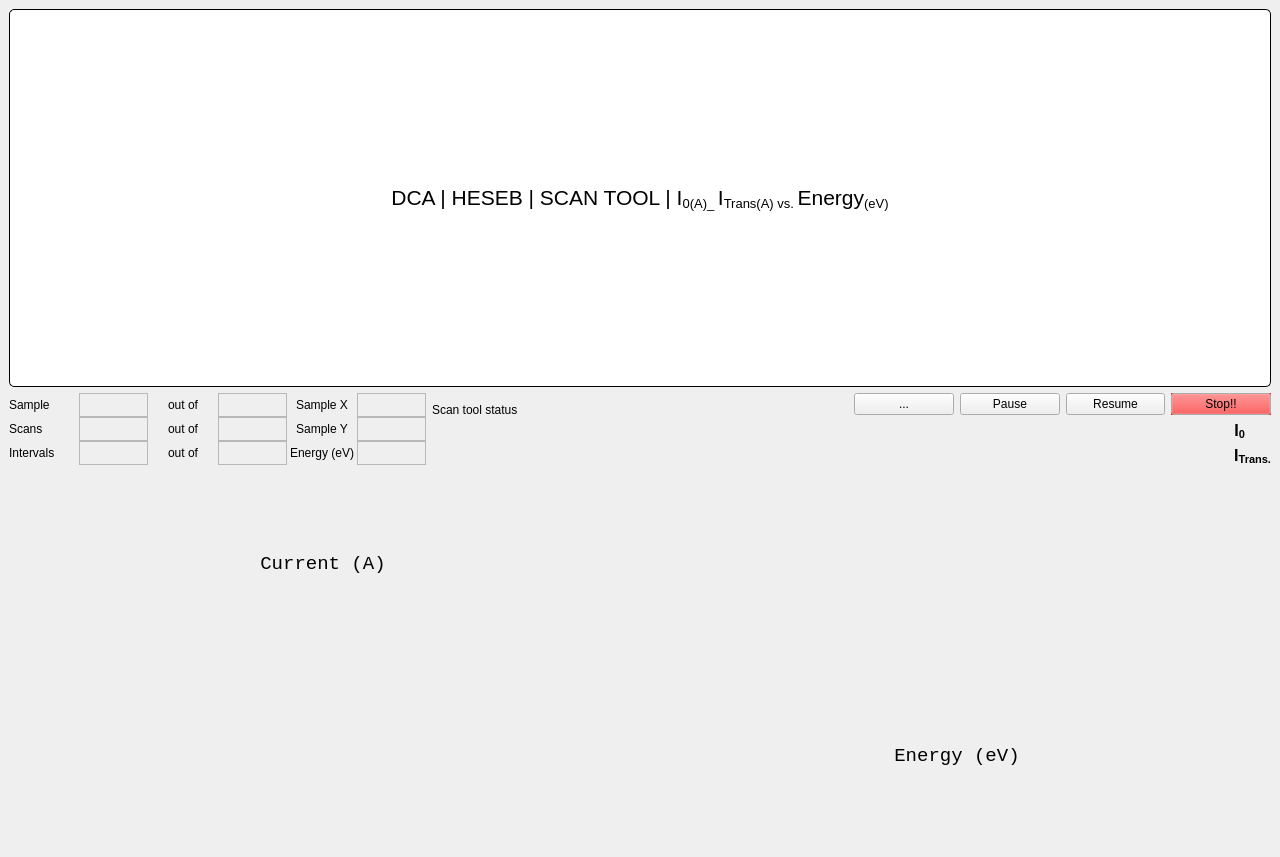
First picture: the form in ui/HESEB_ScanTool/heseb_scantool.ui, repository SESAME-Synchrotron/HESEBScanTool, before the edit.
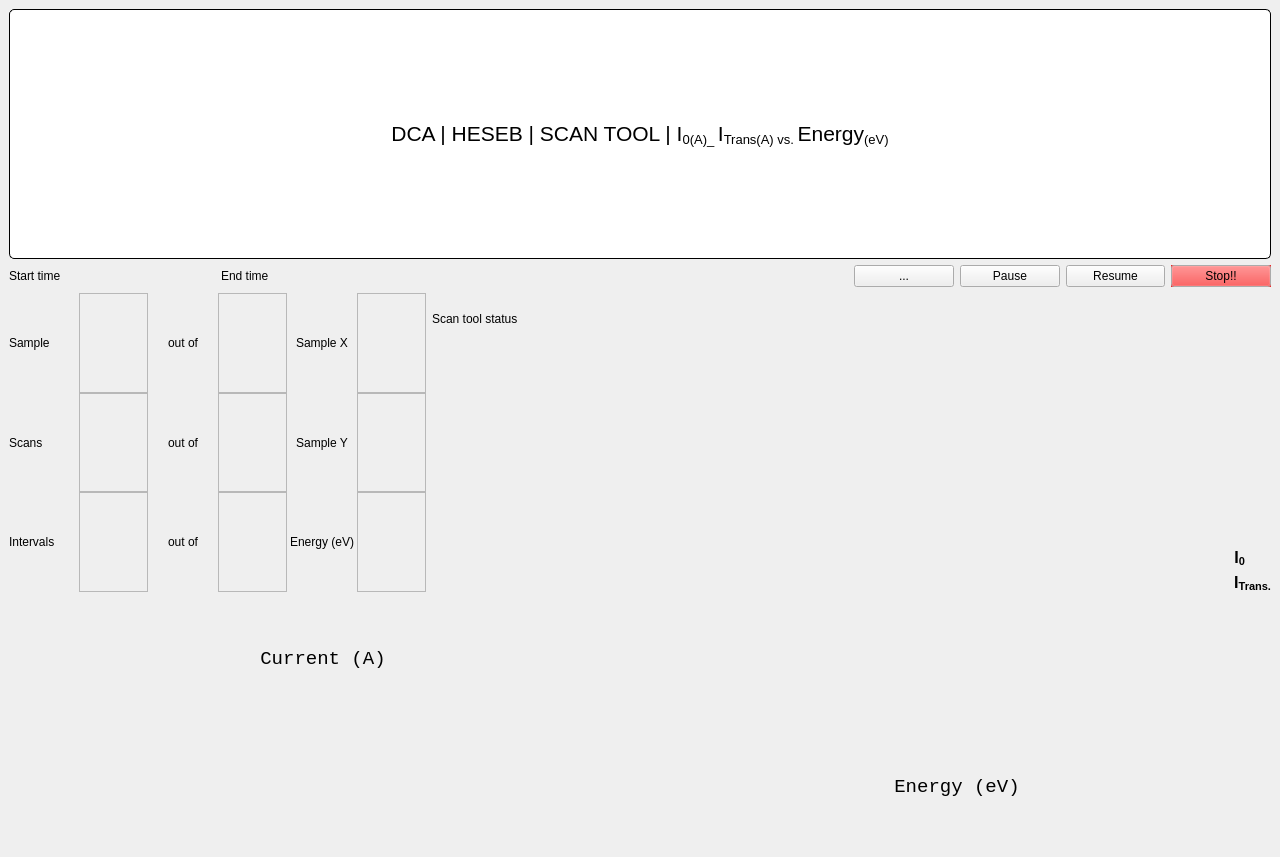
Second picture: the form after the edit. Custom widgets are drawn as their Qt base class.

Diff of the .ui file:
```diff
--- a/ui/HESEB_ScanTool/heseb_scantool.ui
+++ b/ui/HESEB_ScanTool/heseb_scantool.ui
@@ -15,25 +15,145 @@
   </property>
   <widget class="QWidget" name="centralwidget">
    <layout class="QGridLayout" name="gridLayout_8">
-    <item row="1" column="1" rowspan="2">
-     <layout class="QGridLayout" name="gridLayout_3">
-      <item row="2" column="0">
-       <widget class="QELabel" name="qelabel_10">
-        <property name="variable" stdset="0">
-         <string/>
-        </property>
-       </widget>
-      </item>
+    <item row="4" column="0" colspan="3">
+     <layout class="QGridLayout" name="gridLayout_4">
       <item row="0" column="0">
-       <widget class="QLabel" name="label_7">
+       <widget class="QLabel" name="label_14">
+        <property name="font">
+         <font>
+          <family>Monospace</family>
+          <pointsize>14</pointsize>
+          <italic>false</italic>
+          <underline>false</underline>
+          <strikeout>false</strikeout>
+          <stylestrategy>PreferDefault</stylestrategy>
+          <kerning>true</kerning>
+         </font>
+        </property>
+        <property name="layoutDirection">
+         <enum>Qt::LeftToRight</enum>
+        </property>
+        <property name="styleSheet">
+         <string notr="true">.label_14{
+transform: rotate(-90deg);
+}</string>
+        </property>
         <property name="text">
-         <string>Scan tool status </string>
+         <string>Current (A)</string>
+        </property>
+        <property name="alignment">
+         <set>Qt::AlignCenter</set>
+        </property>
+        <property name="wordWrap">
+         <bool>false</bool>
+        </property>
+       </widget>
+      </item>
+      <item row="0" column="1">
+       <widget class="QEPlotter" name="qeplotter">
+        <property name="cursor">
+         <cursorShape>CrossCursor</cursorShape>
+        </property>
+        <property name="toolBarIsVisible" stdset="0">
+         <bool>false</bool>
+        </property>
+        <property name="pvItemsIsVisible" stdset="0">
+         <bool>false</bool>
+        </property>
+        <property name="statusIsVisible" stdset="0">
+         <bool>false</bool>
+        </property>
+        <property name="DataVariableX" stdset="0">
+         <string>PLOT:Energy</string>
+        </property>
+        <property name="DataVariableA" stdset="0">
+         <string>PLOT:I0</string>
+        </property>
+        <property name="DataVariableB" stdset="0">
+         <string>PLOT:It</string>
+        </property>
+        <property name="DataVariableC" stdset="0">
+         <string/>
+        </property>
+        <property name="SizeVariableX" stdset="0">
+         <string>PLOT:Energy.NORD</string>
+        </property>
+        <property name="SizeVariableA" stdset="0">
+         <string>PLOT:I0.NORD</string>
+        </property>
+        <property name="SizeVariableB" stdset="0">
+         <string>PLOT:It.NORD</string>
+        </property>
+        <property name="SizeVariableC" stdset="0">
+         <string/>
+        </property>
+        <property name="AliasNameX" stdset="0">
+         <string/>
+        </property>
+        <property name="AliasNameA" stdset="0">
+         <string/>
+        </property>
+        <property name="ColourA">
+         <color>
+          <red>23</red>
+          <green>69</green>
+          <blue>243</blue>
+         </color>
+        </property>
+        <property name="ColourB">
+         <color>
+          <red>255</red>
+          <green>0</green>
+          <blue>0</blue>
+         </color>
+        </property>
+        <property name="aliasNames" stdset="0">
+         <stringlist>
+          <string></string>
+          <string></string>
+          <string></string>
+          <string></string>
+          <string></string>
+          <string></string>
+          <string></string>
+          <string></string>
+          <string></string>
+          <string></string>
+          <string></string>
+          <string></string>
+          <string></string>
+          <string></string>
+          <string></string>
+          <string></string>
+          <string></string>
+         </stringlist>
+        </property>
+       </widget>
+      </item>
+      <item row="1" column="1">
+       <widget class="QLabel" name="label_13">
+        <property name="font">
+         <font>
+          <family>Monospace</family>
+          <pointsize>14</pointsize>
+          <italic>false</italic>
+          <underline>false</underline>
+          <strikeout>false</strikeout>
+          <stylestrategy>PreferDefault</stylestrategy>
+          <kerning>true</kerning>
+         </font>
+        </property>
+        <property name="text">
+         <string>Energy (eV)</string>
+        </property>
+        <property name="alignment">
+         <set>Qt::AlignCenter</set>
         </property>
        </widget>
       </item>
      </layout>
     </item>
-    <item row="1" column="0" rowspan="2">
+    <item row="2" column="0" rowspan="2">
      <layout class="QGridLayout" name="gridLayout">
       <property name="spacing">
        <number>0</number>
@@ -251,6 +371,162 @@
       </item>
      </layout>
     </item>
+    <item row="3" column="2">
+     <layout class="QGridLayout" name="gridLayout_7">
+      <item row="0" column="0" rowspan="2">
+       <spacer name="horizontalSpacer">
+        <property name="orientation">
+         <enum>Qt::Horizontal</enum>
+        </property>
+        <property name="sizeType">
+         <enum>QSizePolicy::Maximum</enum>
+        </property>
+        <property name="sizeHint" stdset="0">
+         <size>
+          <width>340</width>
+          <height>20</height>
+         </size>
+        </property>
+       </spacer>
+      </item>
+      <item row="1" column="2">
+       <widget class="QLabel" name="label_16">
+        <property name="sizePolicy">
+         <sizepolicy hsizetype="Maximum" vsizetype="Maximum">
+          <horstretch>0</horstretch>
+          <verstretch>0</verstretch>
+         </sizepolicy>
+        </property>
+        <property name="font">
+         <font>
+          <pointsize>12</pointsize>
+          <weight>75</weight>
+          <bold>true</bold>
+         </font>
+        </property>
+        <property name="text">
+         <string>&lt;html&gt;&lt;head/&gt;&lt;body&gt;&lt;p&gt;I&lt;span style=&quot; vertical-align:sub;&quot;&gt;Trans.&lt;/span&gt;&lt;/p&gt;&lt;/body&gt;&lt;/html&gt;</string>
+        </property>
+        <property name="alignment">
+         <set>Qt::AlignRight|Qt::AlignTrailing|Qt::AlignVCenter</set>
+        </property>
+       </widget>
+      </item>
+      <item row="0" column="2">
+       <widget class="QLabel" name="label_15">
+        <property name="sizePolicy">
+         <sizepolicy hsizetype="Maximum" vsizetype="Maximum">
+          <horstretch>0</horstretch>
+          <verstretch>0</verstretch>
+         </sizepolicy>
+        </property>
+        <property name="font">
+         <font>
+          <pointsize>12</pointsize>
+          <weight>75</weight>
+          <bold>true</bold>
+         </font>
+        </property>
+        <property name="text">
+         <string>&lt;html&gt;&lt;head/&gt;&lt;body&gt;&lt;p&gt;I&lt;span style=&quot; vertical-align:sub;&quot;&gt;0&lt;/span&gt;&lt;/p&gt;&lt;/body&gt;&lt;/html&gt;</string>
+        </property>
+        <property name="alignment">
+         <set>Qt::AlignRight|Qt::AlignTrailing|Qt::AlignVCenter</set>
+        </property>
+       </widget>
+      </item>
+      <item row="0" column="1">
+       <widget class="QSimpleShape" name="qsimpleshape_2">
+        <property name="sizePolicy">
+         <sizepolicy hsizetype="Preferred" vsizetype="Preferred">
+          <horstretch>0</horstretch>
+          <verstretch>0</verstretch>
+         </sizepolicy>
+        </property>
+        <property name="shape">
+         <enum>QSimpleShape::roundRectangle</enum>
+        </property>
+        <property name="colour0" stdset="0">
+         <color>
+          <red>23</red>
+          <green>69</green>
+          <blue>243</blue>
+         </color>
+        </property>
+       </widget>
+      </item>
+      <item row="1" column="1">
+       <widget class="QSimpleShape" name="qsimpleshape_8">
+        <property name="sizePolicy">
+         <sizepolicy hsizetype="Preferred" vsizetype="Preferred">
+          <horstretch>0</horstretch>
+          <verstretch>0</verstretch>
+         </sizepolicy>
+        </property>
+        <property name="shape">
+         <enum>QSimpleShape::roundRectangle</enum>
+        </property>
+        <property name="colour0" stdset="0">
+         <color>
+          <red>255</red>
+          <green>0</green>
+          <blue>0</blue>
+         </color>
+        </property>
+       </widget>
+      </item>
+     </layout>
+    </item>
+    <item row="1" column="0">
+     <layout class="QGridLayout" name="gridLayout_9">
+      <item row="0" column="2">
+       <widget class="QLabel" name="label_12">
+        <property name="text">
+         <string>End time</string>
+        </property>
+       </widget>
+      </item>
+      <item row="0" column="1">
+       <widget class="QELabel" name="qelabel_11">
+        <property name="variable" stdset="0">
+         <string>USERINFO:StartTime</string>
+        </property>
+       </widget>
+      </item>
+      <item row="0" column="0">
+       <widget class="QLabel" name="label">
+        <property name="text">
+         <string>Start time</string>
+        </property>
+       </widget>
+      </item>
+      <item row="0" column="3">
+       <widget class="QELabel" name="qelabel_12">
+        <property name="variable" stdset="0">
+         <string>USERINFO:EndTime</string>
+        </property>
+       </widget>
+      </item>
+     </layout>
+    </item>
+    <item row="1" column="1" rowspan="3">
+     <layout class="QGridLayout" name="gridLayout_3">
+      <item row="0" column="0">
+       <widget class="QLabel" name="label_7">
+        <property name="text">
+         <string>Scan tool status </string>
+        </property>
+       </widget>
+      </item>
+      <item row="1" column="0" rowspan="2">
+       <widget class="QELabel" name="qelabel_10">
+        <property name="variable" stdset="0">
+         <string/>
+        </property>
+       </widget>
+      </item>
+     </layout>
+    </item>
     <item row="1" column="2">
      <layout class="QGridLayout" name="gridLayout_2">
       <item row="0" column="1">
@@ -356,250 +632,6 @@
       </item>
      </layout>
     </item>
-    <item row="3" column="0" colspan="3">
-     <layout class="QGridLayout" name="gridLayout_4">
-      <item row="0" column="0">
-       <widget class="QLabel" name="label_14">
-        <property name="font">
-         <font>
-          <family>Monospace</family>
-          <pointsize>14</pointsize>
-          <italic>false</italic>
-          <underline>false</underline>
-          <strikeout>false</strikeout>
-          <stylestrategy>PreferDefault</stylestrategy>
-          <kerning>true</kerning>
-         </font>
-        </property>
-        <property name="layoutDirection">
-         <enum>Qt::LeftToRight</enum>
-        </property>
-        <property name="styleSheet">
-         <string notr="true">.label_14{
-transform: rotate(-90deg);
-}</string>
-        </property>
-        <property name="text">
-         <string>Current (A)</string>
-        </property>
-        <property name="alignment">
-         <set>Qt::AlignCenter</set>
-        </property>
-        <property name="wordWrap">
-         <bool>false</bool>
-        </property>
-       </widget>
-      </item>
-      <item row="0" column="1">
-       <widget class="QEPlotter" name="qeplotter">
-        <property name="cursor">
-         <cursorShape>CrossCursor</cursorShape>
-        </property>
-        <property name="toolBarIsVisible" stdset="0">
-         <bool>false</bool>
-        </property>
-        <property name="pvItemsIsVisible" stdset="0">
-         <bool>false</bool>
-        </property>
-        <property name="statusIsVisible" stdset="0">
-         <bool>false</bool>
-        </property>
-        <property name="DataVariableX" stdset="0">
-         <string>PLOT:Energy</string>
-        </property>
-        <property name="DataVariableA" stdset="0">
-         <string>PLOT:I0</string>
-        </property>
-        <property name="DataVariableB" stdset="0">
-         <string>PLOT:It</string>
-        </property>
-        <property name="DataVariableC" stdset="0">
-         <string/>
-        </property>
-        <property name="SizeVariableX" stdset="0">
-         <string>PLOT:Energy.NORD</string>
-        </property>
-        <property name="SizeVariableA" stdset="0">
-         <string>PLOT:I0.NORD</string>
-        </property>
-        <property name="SizeVariableB" stdset="0">
-         <string>PLOT:It.NORD</string>
-        </property>
-        <property name="SizeVariableC" stdset="0">
-         <string/>
-        </property>
-        <property name="AliasNameX" stdset="0">
-         <string/>
-        </property>
-        <property name="AliasNameA" stdset="0">
-         <string/>
-        </property>
-        <property name="ColourA">
-         <color>
-          <red>23</red>
-          <green>69</green>
-          <blue>243</blue>
-         </color>
-        </property>
-        <property name="ColourB">
-         <color>
-          <red>255</red>
-          <green>0</green>
-          <blue>0</blue>
-         </color>
-        </property>
-        <property name="aliasNames" stdset="0">
-         <stringlist>
-          <string></string>
-          <string></string>
-          <string></string>
-          <string></string>
-          <string></string>
-          <string></string>
-          <string></string>
-          <string></string>
-          <string></string>
-          <string></string>
-          <string></string>
-          <string></string>
-          <string></string>
-          <string></string>
-          <string></string>
-          <string></string>
-          <string></string>
-         </stringlist>
-        </property>
-       </widget>
-      </item>
-      <item row="1" column="1">
-       <widget class="QLabel" name="label_13">
-        <property name="font">
-         <font>
-          <family>Monospace</family>
-          <pointsize>14</pointsize>
-          <italic>false</italic>
-          <underline>false</underline>
-          <strikeout>false</strikeout>
-          <stylestrategy>PreferDefault</stylestrategy>
-          <kerning>true</kerning>
-         </font>
-        </property>
-        <property name="text">
-         <string>Energy (eV)</string>
-        </property>
-        <property name="alignment">
-         <set>Qt::AlignCenter</set>
-        </property>
-       </widget>
-      </item>
-     </layout>
-    </item>
-    <item row="2" column="2">
-     <layout class="QGridLayout" name="gridLayout_7">
-      <item row="0" column="0" rowspan="2">
-       <spacer name="horizontalSpacer">
-        <property name="orientation">
-         <enum>Qt::Horizontal</enum>
-        </property>
-        <property name="sizeType">
-         <enum>QSizePolicy::Maximum</enum>
-        </property>
-        <property name="sizeHint" stdset="0">
-         <size>
-          <width>340</width>
-          <height>20</height>
-         </size>
-        </property>
-       </spacer>
-      </item>
-      <item row="1" column="2">
-       <widget class="QLabel" name="label_16">
-        <property name="sizePolicy">
-         <sizepolicy hsizetype="Maximum" vsizetype="Maximum">
-          <horstretch>0</horstretch>
-          <verstretch>0</verstretch>
-         </sizepolicy>
-        </property>
-        <property name="font">
-         <font>
-          <pointsize>12</pointsize>
-          <weight>75</weight>
-          <bold>true</bold>
-         </font>
-        </property>
-        <property name="text">
-         <string>&lt;html&gt;&lt;head/&gt;&lt;body&gt;&lt;p&gt;I&lt;span style=&quot; vertical-align:sub;&quot;&gt;Trans.&lt;/span&gt;&lt;/p&gt;&lt;/body&gt;&lt;/html&gt;</string>
-        </property>
-        <property name="alignment">
-         <set>Qt::AlignRight|Qt::AlignTrailing|Qt::AlignVCenter</set>
-        </property>
-       </widget>
-      </item>
-      <item row="0" column="2">
-       <widget class="QLabel" name="label_15">
-        <property name="sizePolicy">
-         <sizepolicy hsizetype="Maximum" vsizetype="Maximum">
-          <horstretch>0</horstretch>
-          <verstretch>0</verstretch>
-         </sizepolicy>
-        </property>
-        <property name="font">
-         <font>
-          <pointsize>12</pointsize>
-          <weight>75</weight>
-          <bold>true</bold>
-         </font>
-        </property>
-        <property name="text">
-         <string>&lt;html&gt;&lt;head/&gt;&lt;body&gt;&lt;p&gt;I&lt;span style=&quot; vertical-align:sub;&quot;&gt;0&lt;/span&gt;&lt;/p&gt;&lt;/body&gt;&lt;/html&gt;</string>
-        </property>
-        <property name="alignment">
-         <set>Qt::AlignRight|Qt::AlignTrailing|Qt::AlignVCenter</set>
-        </property>
-       </widget>
-      </item>
-      <item row="0" column="1">
-       <widget class="QSimpleShape" name="qsimpleshape_2">
-        <property name="sizePolicy">
-         <sizepolicy hsizetype="Preferred" vsizetype="Preferred">
-          <horstretch>0</horstretch>
-          <verstretch>0</verstretch>
-         </sizepolicy>
-        </property>
-        <property name="shape">
-         <enum>QSimpleShape::roundRectangle</enum>
-        </property>
-        <property name="colour0" stdset="0">
-         <color>
-          <red>23</red>
-          <green>69</green>
-          <blue>243</blue>
-         </color>
-        </property>
-       </widget>
-      </item>
-      <item row="1" column="1">
-       <widget class="QSimpleShape" name="qsimpleshape_8">
-        <property name="sizePolicy">
-         <sizepolicy hsizetype="Preferred" vsizetype="Preferred">
-          <horstretch>0</horstretch>
-          <verstretch>0</verstretch>
-         </sizepolicy>
-        </property>
-        <property name="shape">
-         <enum>QSimpleShape::roundRectangle</enum>
-        </property>
-        <property name="colour0" stdset="0">
-         <color>
-          <red>255</red>
-          <green>0</green>
-          <blue>0</blue>
-         </color>
-        </property>
-       </widget>
-      </item>
-     </layout>
-    </item>
    </layout>
   </widget>
  </widget>
```
Left out of the diff: 180 changed lines with no effect on the pictures.
